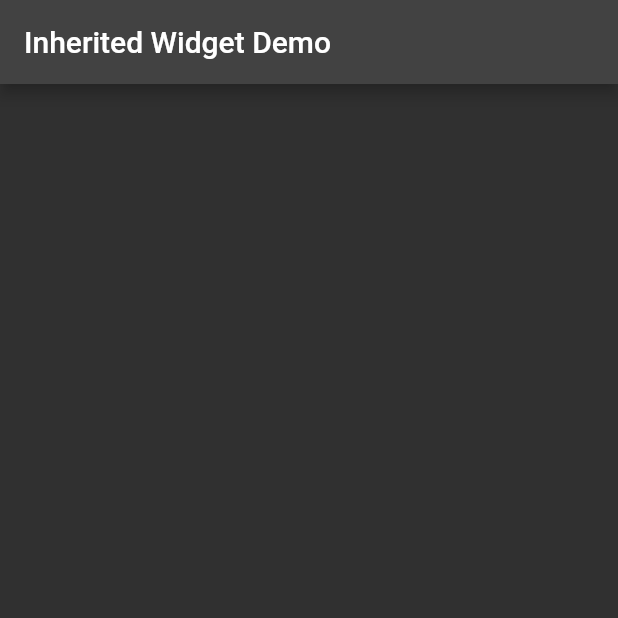
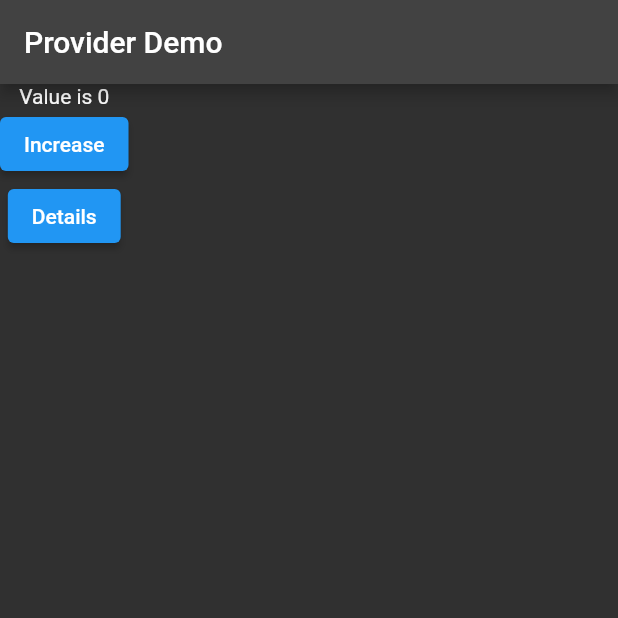
Before and after one commit to arunrtr/flutter_examples, a Flutter app: the screen it shows after launch, on a phone screen of 412 x 824 dp, the top half of it. Run offline on Flutter 3.47's test engine with Material 2 defaults, Android fonts, the phone set to English and light mode, and no system bars.

Commit message:
provider: multiprovider on material, changenotifier, notifylistener, consumer, itemprovider

```diff
--- a/lib/data_provider.dart
+++ b/lib/data_provider.dart
@@ -1,17 +1,11 @@
 import 'package:flutter/material.dart';
 
-class DataProvider extends InheritedWidget {
-  final Widget child;
-  final int value;
-  DataProvider({required this.child, required this.value}) : super(child: child);
+class DataProvider extends ChangeNotifier {
+  int counter = 0;
 
-  static DataProvider? of (BuildContext context){
-    return context.dependOnInheritedWidgetOfExactType<DataProvider>();
-  }
-  @override
-  bool updateShouldNotify(covariant InheritedWidget oldWidget) {
-    return true;
+  updateCounter() {
+    counter += 1;
+    notifyListeners();
   }
 
-
 }
--- a/lib/home_screen.dart
+++ b/lib/home_screen.dart
@@ -1,5 +1,7 @@
 import 'package:flutter/material.dart';
+import 'package:provider/provider.dart';
 import 'package:test_temp/data_provider.dart';
+import 'package:test_temp/detail_screen.dart';
 
 class HomeScreen extends StatefulWidget {
   const HomeScreen({Key? key}) : super(key: key);
@@ -9,13 +11,33 @@ class HomeScreen extends StatefulWidget {
 }
 
 class _HomeScreenState extends State<HomeScreen> {
+  int counter = 0;
+
   @override
   Widget build(BuildContext context) {
-    int? value = DataProvider.of(context)?.value;
-    print("Value is $value");
     return Scaffold(
-      appBar: AppBar(title: Text("Inherited Widget Demo"),),
-      body: Text(""),
+      appBar: AppBar(
+        title: Text("Provider Demo"),
+      ),
+      body: Consumer<DataProvider>(builder: (ctx, provider, child) {
+        return Column(
+          children: [
+            Text("Value is ${provider.counter}"),
+            ElevatedButton(
+              onPressed: () {
+                provider.updateCounter();
+              },
+              child: Text("Increase"),
+            ),
+            ElevatedButton(
+              onPressed: () {
+                Navigator.of(context).push(MaterialPageRoute(builder: (ctx) => DetailScreen()));
+              },
+              child: Text("Details"),
+            ),
+          ],
+        );
+      }),
     );
   }
 }
--- a/pubspec.yaml
+++ b/pubspec.yaml
@@ -34,6 +34,7 @@ dependencies:
   # The following adds the Cupertino Icons font to your application.
   # Use with the CupertinoIcons class for iOS style icons.
   cupertino_icons: ^1.0.2
+  provider: ^6.1.2
 
 
 dev_dependencies:
```
Also changed, not shown: lib/detail_screen.dart (added, +42 -0 lines), lib/main.dart (+12 -17 lines), pubspec.lock.
